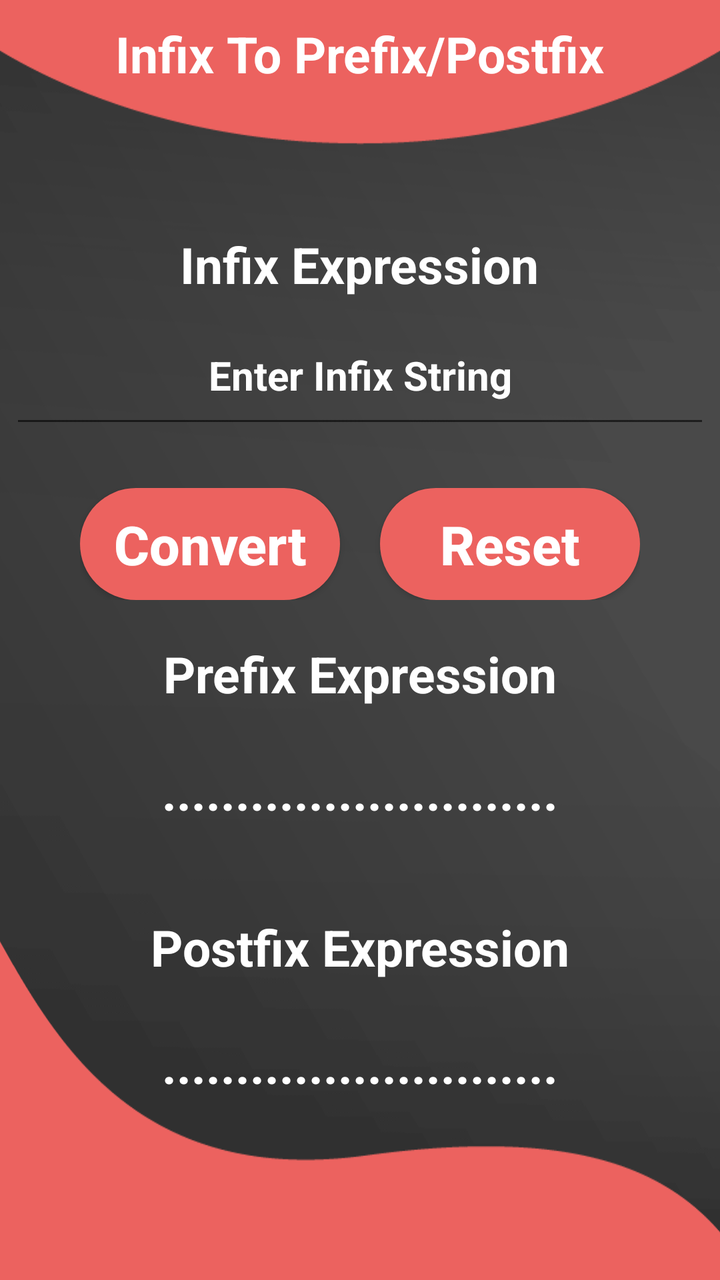
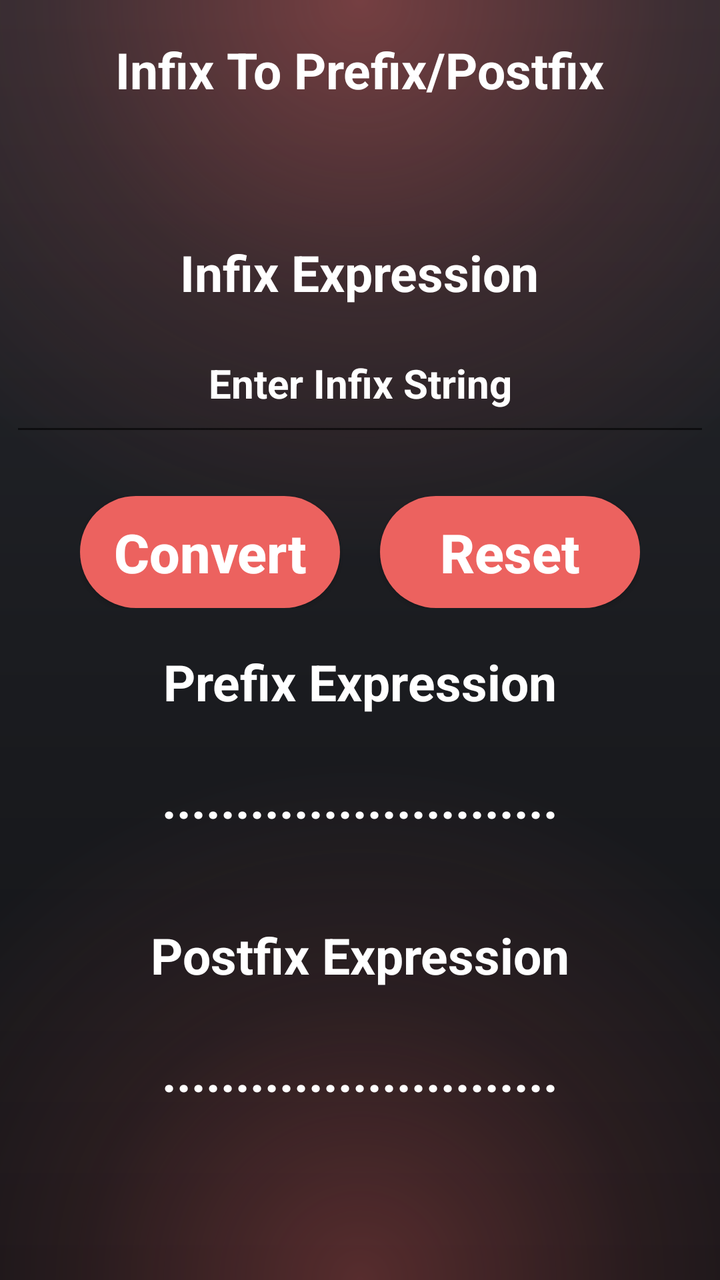

Screens rendered from an Android XML layout before and after an edit, with the pre-edit source and the edit as a unified diff.
<!-- AndroidManifest.xml: application theme AppTheme -->
<!-- res/layout/activity_infix_to_other.xml -->
<?xml version="1.0" encoding="utf-8"?>
<LinearLayout xmlns:android="http://schemas.android.com/apk/res/android"
    xmlns:tools="http://schemas.android.com/tools"
    android:layout_width="match_parent"
    android:orientation="vertical"
    android:padding="5dp"
    android:background="@drawable/background_2"
    android:gravity="center"
    android:layout_height="match_parent"
    tools:context=".infixToOther">
    <TextView
        android:layout_width="wrap_content"
        android:layout_height="wrap_content"
        android:text="@string/infix_to_other_button"
        android:gravity="center_horizontal"
        android:padding="5dp"
        android:textColor="#ffffff"
        android:textStyle="bold"
        android:textSize="25sp"/>
    <LinearLayout
        android:layout_width="match_parent"
        android:gravity="center"
        android:layout_height="match_parent">
        <ScrollView
            android:layout_width="match_parent"
            android:layout_height="wrap_content"
            tools:ignore="UselessParent">
            <LinearLayout
                android:layout_width="match_parent"
                android:layout_height="wrap_content"
                android:gravity="center"
                android:orientation="vertical">
                <TextView
                    android:layout_width="wrap_content"
                    android:layout_height="wrap_content"
                    android:layout_marginBottom="15dp"
                    android:padding="5dp"
                    android:text="@string/infix"
                    android:textColor="#ffffff"
                    android:textSize="25sp"
                    android:textStyle="bold" />
                <EditText
                    android:id="@+id/infix_input"
                    android:layout_width="match_parent"
                    android:layout_height="50dp"
                    android:layout_marginBottom="15dp"
                    android:autofillHints="no"
                    android:digits="0123456789QWERTYUIOPLKJHGFDSAZXCVBNMqwertyuioplkjhgfdsazxcvbnm()+-*/^$%"
                    android:gravity="center_horizontal"
                    android:hint="@string/infix_input"
                    android:inputType="text"
                    android:padding="5dp"
                    android:textColor="#ffffff"
                    android:textColorHint="#ffffff"
                    android:textCursorDrawable="@null"
                    android:textSize="20sp"
                    android:textStyle="bold"
                    tools:ignore="VisualLintTextFieldSize" />
                <LinearLayout
                    android:layout_width="wrap_content"
                    android:layout_height="wrap_content"
                    android:layout_marginTop="10dp"
                    android:layout_marginBottom="15dp"
                    android:orientation="horizontal">

                    <Button
                        android:id="@+id/button_convert"
                        android:layout_width="130dp"
                        android:layout_height="wrap_content"
                        android:layout_marginEnd="20dp"
                        android:background="@drawable/button_1"
                        android:padding="10dp"
                        android:text="@string/convert_button"
                        android:textAllCaps="false"
                        android:textColor="#ffffff"
                        android:textSize="27sp"
                        android:textStyle="bold"
                        tools:ignore="ButtonStyle,TextSizeCheck" />
                    <Button
                        android:id="@+id/button_reset"
                        android:layout_width="130dp"
                        android:layout_height="wrap_content"
                        android:background="@drawable/button_1"
                        android:padding="10dp"
                        android:text="@string/reset_button"
                        android:textAllCaps="false"
                        android:textColor="#ffffff"
                        android:textSize="27sp"
                        android:textStyle="bold"
                        tools:ignore="ButtonStyle" />
                </LinearLayout>
                <TextView
                    android:layout_width="wrap_content"
                    android:layout_height="wrap_content"
                    android:layout_marginBottom="15dp"
                    android:padding="5dp"
                    android:text="@string/prefix"
                    android:textColor="#ffffff"
                    android:textSize="25sp"
                    android:textStyle="bold" />

                <TextView
                    android:id="@+id/prefix_output"
                    android:layout_width="wrap_content"
                    android:layout_height="wrap_content"
                    android:layout_marginBottom="15dp"
                    android:minHeight="48dp"
                    android:padding="5dp"
                    android:text="@string/dot_line"
                    android:textColor="#ffffff"
                    android:textIsSelectable="true"
                    android:textSize="25sp"
                    android:textStyle="bold"
                    tools:ignore="DuplicateSpeakableTextCheck" />
                <Button
                    android:id="@+id/prefix_sbss"
                    android:layout_width="wrap_content"
                    android:layout_height="wrap_content"
                    android:background="@drawable/button_2"
                    android:padding="5dp"
                    android:text="@string/step_by_step_solution"
                    android:textAllCaps="false"
                    android:textSize="17sp"
                    android:textStyle="bold"
                    android:visibility="gone"
                    tools:ignore="ButtonStyle" />
                <TextView
                    android:layout_width="wrap_content"
                    android:layout_height="wrap_content"
                    android:layout_marginTop="15dp"
                    android:layout_marginBottom="15dp"
                    android:padding="5dp"
                    android:text="@string/postfix"
                    android:textColor="#ffffff"
                    android:textSize="25sp"
                    android:textStyle="bold" />

                <TextView
                    android:id="@+id/postfix_output"
                    android:layout_width="wrap_content"
                    android:layout_height="wrap_content"
                    android:layout_marginBottom="15dp"
                    android:minHeight="48dp"
                    android:padding="5dp"
                    android:text="@string/dot_line"
                    android:textColor="#ffffff"
                    android:textIsSelectable="true"
                    android:textSize="25sp"
                    android:textStyle="bold" />
                <Button
                    android:id="@+id/postfix_sbss"
                    android:layout_width="wrap_content"
                    android:layout_height="wrap_content"
                    android:background="@drawable/button_2"
                    android:padding="5dp"
                    android:text="@string/step_by_step_solution"
                    android:textAllCaps="false"
                    android:textSize="17sp"
                    android:textStyle="bold"
                    android:visibility="gone"
                    tools:ignore="ButtonStyle" />
            </LinearLayout>
        </ScrollView>
    </LinearLayout>
</LinearLayout>
<!-- resources referenced by this layout -->
<resources>
  <!-- drawable background_2: png bitmap (drawable-v24, 13608 bytes) -->
  <!-- drawable button_1 (drawable) -->
  <?xml version="1.0" encoding="utf-8"?>
  <shape xmlns:android="http://schemas.android.com/apk/res/android" android:shape="rectangle">
      <solid android:color="#ec625f"/>
      <corners android:radius="40dp">
  
      </corners>
  
  </shape>
  <!-- drawable button_2 (drawable) -->
  <?xml version="1.0" encoding="utf-8"?>
  <shape xmlns:android="http://schemas.android.com/apk/res/android" android:shape="rectangle">
      <solid android:color="#ec625f"/>
  
  </shape>
  <string name="convert_button">Convert</string>
  <string name="dot_line">...........................</string>
  <string name="infix">Infix Expression</string>
  <string name="infix_input">Enter Infix String</string>
  <string name="infix_to_other_button">Infix To Prefix/Postfix</string>
  <string name="postfix">Postfix Expression</string>
  <string name="prefix">Prefix Expression</string>
  <string name="reset_button">Reset</string>
  <string name="step_by_step_solution">Step By Step Solution</string>
  <style name="AppTheme" parent="Theme.AppCompat.Light.NoActionBar">
          <item name="colorPrimary">@color/colorPrimary</item>
          <item name="colorPrimaryDark">#EC625F</item>
          <item name="colorAccent">@color/colorAccent</item>
      </style>
  <color name="colorPrimary">#6200EE</color>
  <color name="colorAccent">#03DAC5</color>
</resources>

<!-- the commit's change to res/layout/activity_infix_to_other.xml (unified diff, before → after) -->
@@ -1,16 +1,19 @@
 <?xml version="1.0" encoding="utf-8"?>
 <LinearLayout xmlns:android="http://schemas.android.com/apk/res/android"
     xmlns:tools="http://schemas.android.com/tools"
+    android:id="@+id/infix_layout"
     android:layout_width="match_parent"
     android:orientation="vertical"
     android:padding="5dp"
     android:background="@drawable/background_2"
     android:gravity="center"
+    android:fitsSystemWindows="true"
     android:layout_height="match_parent"
     tools:context=".infixToOther">
     <TextView
         android:layout_width="wrap_content"
         android:layout_height="wrap_content"
+        android:layout_marginTop="8dp"
         android:text="@string/infix_to_other_button"
         android:gravity="center_horizontal"
         android:padding="5dp"
<!-- resource entries referenced after the edit -->
@@ -1,6 +1,60 @@
 <!-- resources referenced by this layout -->
 <resources>
-  <!-- drawable background_2: png bitmap (drawable-v24, 13608 bytes) -->
+  <!-- drawable background_2 (drawable) -->
+  <?xml version="1.0" encoding="utf-8"?>
+  <vector xmlns:android="http://schemas.android.com/apk/res/android"
+      xmlns:aapt="http://schemas.android.com/aapt"
+      android:width="360dp"
+      android:height="640dp"
+      android:viewportWidth="360"
+      android:viewportHeight="640">
+  
+      
+      <path android:pathData="M0,0h360v640h-360z">
+          <aapt:attr name="android:fillColor">
+              <gradient
+                  android:startX="180"
+                  android:startY="0"
+                  android:endX="180"
+                  android:endY="640"
+                  android:type="linear">
+                  <item android:color="#25272D" android:offset="0.0" />
+                  <item android:color="#1B1C20" android:offset="0.5" />
+                  <item android:color="#121316" android:offset="1.0" />
+              </gradient>
+          </aapt:attr>
+      </path>
+  
+      
+      <path android:pathData="M0,0h360v360h-360z">
+          <aapt:attr name="android:fillColor">
+              <gradient
+                  android:centerX="180"
+                  android:centerY="0"
+                  android:gradientRadius="280"
+                  android:type="radial">
+                  <item android:color="#66EC625F" android:offset="0.0" />
+                  <item android:color="#20EC625F" android:offset="0.55" />
+                  <item android:color="#00EC625F" android:offset="1.0" />
+              </gradient>
+          </aapt:attr>
+      </path>
+  
+      
+      <path android:pathData="M0,320h360v320h-360z">
+          <aapt:attr name="android:fillColor">
+              <gradient
+                  android:centerX="180"
+                  android:centerY="640"
+                  android:gradientRadius="260"
+                  android:type="radial">
+                  <item android:color="#50EC625F" android:offset="0.0" />
+                  <item android:color="#18EC625F" android:offset="0.55" />
+                  <item android:color="#00EC625F" android:offset="1.0" />
+              </gradient>
+          </aapt:attr>
+      </path>
+  </vector>
   <!-- drawable button_1 (drawable) -->
   <?xml version="1.0" encoding="utf-8"?>
   <shape xmlns:android="http://schemas.android.com/apk/res/android" android:shape="rectangle">
